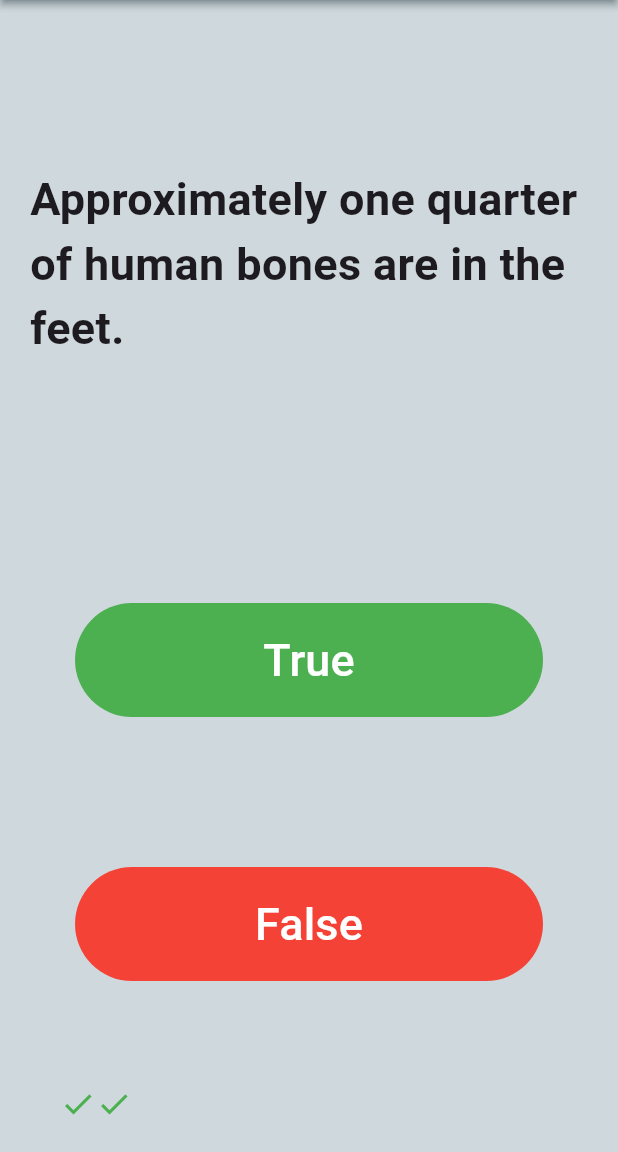
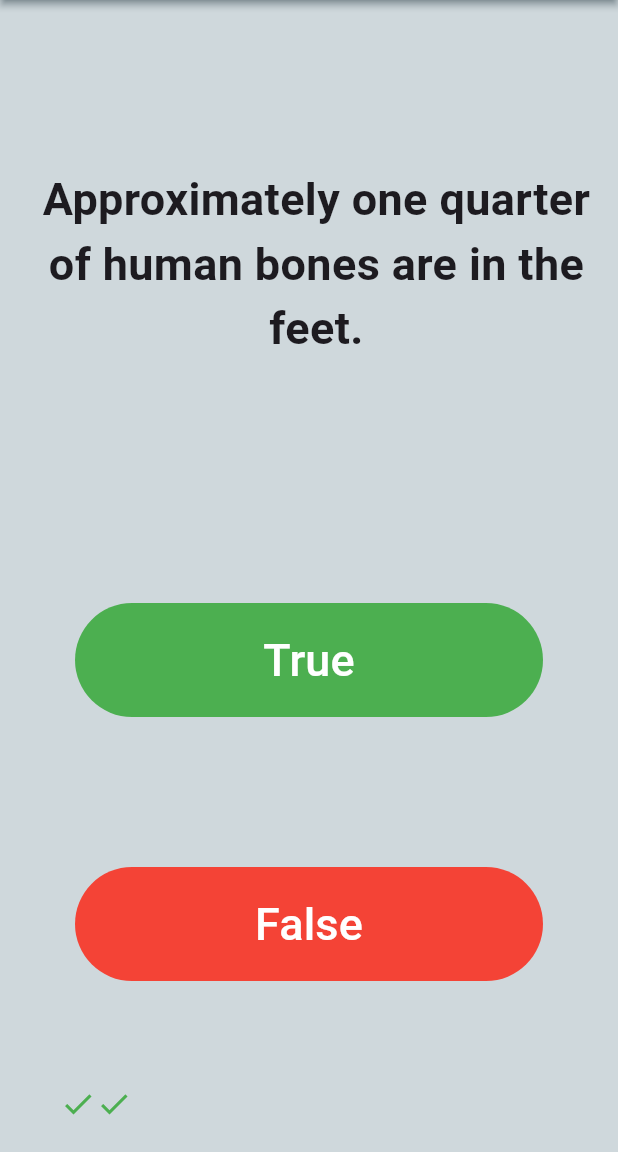
Before and after one commit to Hamza-Hasnni/Quizzy, a Flutter app: the screen it shows after launch, after a tap on "True", after a tap on "False", on a phone screen of 412 x 824 dp, the part 84-1236 px from its top. Run offline on Flutter 3.47's test engine with Material 3 defaults, Android fonts, the phone set to English and light mode, and no system bars; our stand-ins replace rflutter_alert.

Commit message:
update methods

```diff
--- a/lib/brain_question.dart
+++ b/lib/brain_question.dart
@@ -1,7 +1,7 @@
 import 'package:quizzy/question.dart';
-
+int _questionNumber = 0;
 class BrainQuestion {
-  List<Question> questionBrain = [
+ final List<Question> _questionBrain = [
     Question('Some cats are actually allergic to humans', true),
     Question('You can lead a cow down stairs but not up stairs.', false),
     Question('Approximately one quarter of human bones are in the feet.', true),
@@ -28,4 +28,24 @@ class BrainQuestion {
         'In West Virginia, USA, if you accidentally hit an animal with your car, you are free to take it home to eat.',
         true),
   ];
+  void nextQuestion(){
+    if (_questionNumber < _questionBrain.length -1 ) {
+      _questionNumber++;
+    }
+    print(_questionNumber);
+  }
+ String getQuestionText(){
+  return _questionBrain[_questionNumber].questionText;
 }
+bool getCorrectAnswer(){
+  return _questionBrain[_questionNumber].questionAnswer;
+}
+
+bool isFinished(){
+  if (_questionNumber == _questionBrain.length -1 ) {
+    return true;
+  }else{
+    return false;
+  }
+}
+}
--- a/lib/main.dart
+++ b/lib/main.dart
@@ -1,5 +1,6 @@
 import 'package:flutter/material.dart';
 import 'package:quizzy/brain_question.dart';
+import 'package:rflutter_alert/rflutter_alert.dart';
 
 void main() => runApp(MyQuizzy());
 
@@ -32,16 +33,34 @@ class QuizPage extends StatefulWidget {
 
 class _QuizPageState extends State<QuizPage> {
   List<Icon> scoreKepper = [];
-  int questionNumber = 0;
-  void changeQuestion(bool userAnswer) {
-    if (questionNumber < BrainQuestion().questionBrain.length - 1) {
-      if (userAnswer == BrainQuestion().questionBrain[questionNumber].questionAnswer) {
-        scoreKepper.add(Icon(Icons.check, color: Colors.green,));
+  void checkAnswer(bool userAnswer) {
+    setState(() {
+      if (BrainQuestion().isFinished() == false) {
+
+    if (userAnswer == BrainQuestion().getCorrectAnswer()) {
+      scoreKepper.add(Icon(Icons.check, color: Colors.green));
+    } else {
+      scoreKepper.add(Icon(Icons.close, color: Colors.red));
+    }
+    BrainQuestion().nextQuestion();
       }else{
-        scoreKepper.add(Icon(Icons.close, color: Colors.red,));
+            Alert(
+      context: context,
+      title: "Quiz End",
+      desc:'' ,
+      buttons: [
+        DialogButton(
+          child: Text(
+            "Play Again",
+            style: TextStyle(color: Colors.white, fontSize: 20),
+          ),
+          onPressed: () {},
+          width: 120,
+        )
+      ],
+    ).show();
       }
-      questionNumber++;
-    }
+    });
   }
 
   @override
@@ -57,7 +76,8 @@ class _QuizPageState extends State<QuizPage> {
               child: Padding(
                 padding: const EdgeInsets.only(left: 10.0),
                 child: Text(
-                  BrainQuestion().questionBrain[questionNumber].questionText,
+                  BrainQuestion().getQuestionText(),
+                  textAlign: TextAlign.center,
                   style: TextStyle(fontSize: 30.0, fontWeight: FontWeight.bold),
                 ),
               ),
@@ -81,9 +101,7 @@ class _QuizPageState extends State<QuizPage> {
                       style: TextStyle(color: Colors.white, fontSize: 30.0),
                     ),
                     onPressed: () {
-                      setState(() {
-                        changeQuestion(true);
-                      });
+                      checkAnswer(true);
                     },
                   ),
                 ),
@@ -100,10 +118,9 @@ class _QuizPageState extends State<QuizPage> {
                       style: TextStyle(fontSize: 30.0, color: Colors.white),
                     ),
                     onPressed: () {
-                      setState(() {
-                        changeQuestion(false);
-                      });
-                      //The user picked false.
+
+                      checkAnswer(false);
+
                     },
                   ),
                 ),
@@ -112,7 +129,7 @@ class _QuizPageState extends State<QuizPage> {
           ),
         ),
         Padding(
-          padding: const EdgeInsets.symmetric(horizontal: 40.0,vertical: 20.0),
+          padding: const EdgeInsets.symmetric(horizontal: 40.0, vertical: 20.0),
           child: Row(children: scoreKepper),
         ),
       ],
--- a/pubspec.yaml
+++ b/pubspec.yaml
@@ -9,6 +9,7 @@ environment:
 dependencies:
   flutter:
     sdk: flutter
+  rflutter_alert: ^2.0.7
 
 dev_dependencies:
   flutter_test:
```
Also changed, not shown: pubspec.lock.
